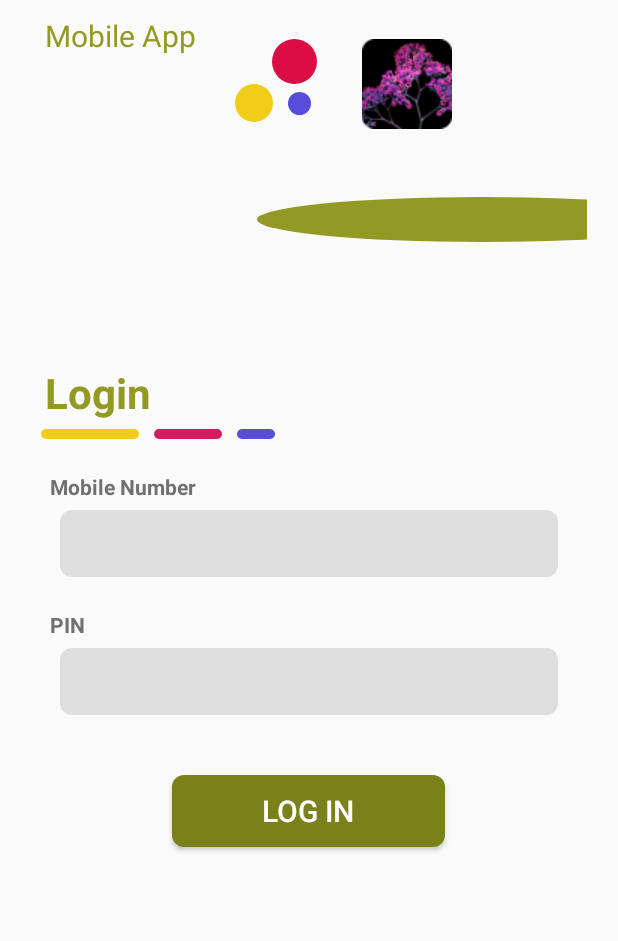
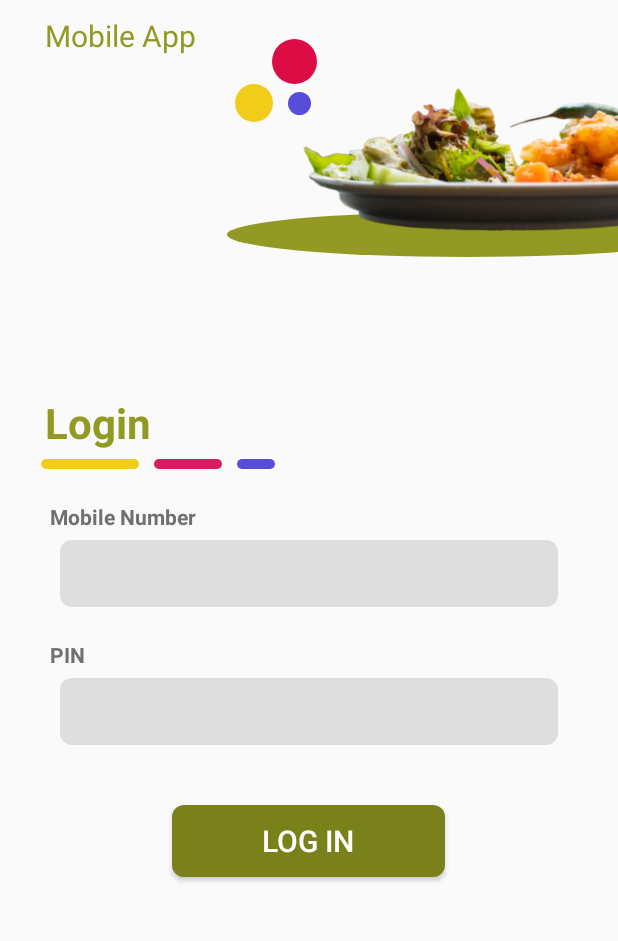
Before and after one commit to ShishirSinha/Wish_A_Dish, an Android app: the screen it shows after launch (LoginActivity), on a phone screen of 412 x 824 dp, the part 119-1060 px from its top. Run offline under Robolectric (Android 15) with nearby library versions, the phone set to English and light mode, and no system bars; our stand-ins replace Volley.

Commit message:
Login Page image changed and Headers added in all APIs

```diff
--- a/app/src/main/res/layout/activity_login.xml
+++ b/app/src/main/res/layout/activity_login.xml
@@ -36,7 +36,7 @@
         <RelativeLayout
             android:id="@+id/rel_image"
             android:layout_width="wrap_content"
-            android:layout_height="160dp"
+            android:layout_height="wrap_content"
             android:layout_marginStart="5dp">
 
 <!--            <TextView-->
@@ -73,10 +73,10 @@
 
             <TextView
                 android:id="@+id/green_oval"
-                android:layout_marginTop="50dp"
-                android:layout_marginStart="20dp"
+                android:layout_marginTop="60dp"
+                android:layout_marginStart="0dp"
                 android:layout_below="@id/yellow_circle"
-                android:layout_width="300dp"
+                android:layout_width="320dp"
                 android:layout_height="30dp"
                 android:layout_marginEnd="-80dp"
                 android:background="@drawable/circle"
@@ -84,12 +84,13 @@
 
             <ImageView
                 android:id="@+id/food_image"
-                android:layout_width="wrap_content"
-                android:layout_height="wrap_content"
+                android:layout_width="280dp"
+                android:layout_height="100dp"
                 android:layout_centerHorizontal="true"
-                android:layout_marginStart="50dp"
-                android:layout_marginTop="20dp"
-                android:src="@drawable/pink_flowers" />
+                android:layout_alignParentEnd="true"
+                android:layout_marginEnd="-70dp"
+                android:layout_marginTop="50dp"
+                android:src="@drawable/food_pic" />
 
         </RelativeLayout>
 
@@ -98,7 +99,7 @@
     <LinearLayout
         android:layout_width="match_parent"
         android:layout_height="0dp"
-        android:layout_weight="2.5"
+        android:layout_weight="2.2"
         android:orientation="vertical"
         android:descendantFocusability="beforeDescendants"
         android:focusableInTouchMode="true">
@@ -160,7 +161,6 @@
             android:paddingTop="10dp"
             android:paddingBottom="10dp"
             android:paddingEnd="20dp"
-            android:gravity="center"
             android:layout_marginStart="40dp"
             android:layout_marginTop="6dp"
             android:layout_marginEnd="40dp"
@@ -185,7 +185,6 @@
             android:paddingTop="10dp"
             android:paddingBottom="10dp"
             android:paddingEnd="20dp"
-            android:gravity="center"
             android:layout_marginStart="40dp"
             android:layout_marginTop="6dp"
             android:layout_marginEnd="40dp"
```
Also changed, not shown: app/src/main/res/layout/fragment_add_employee.xml (+65 -66 lines), app/src/main/res/drawable-v24/food_pic.png (added).
